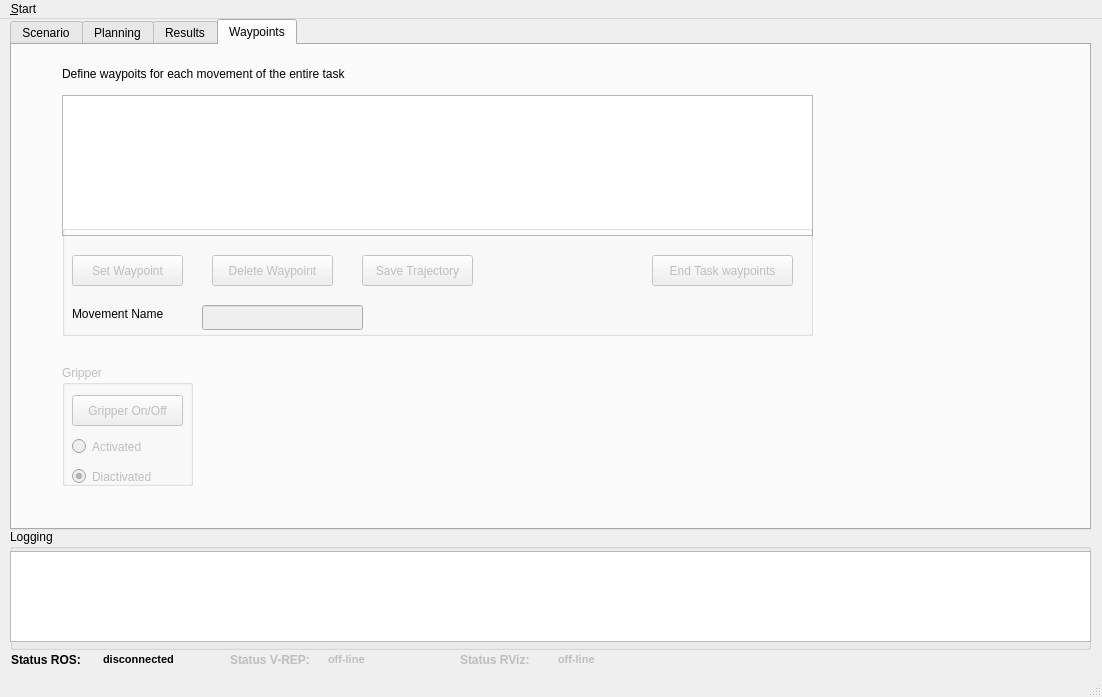
This is ui/main_window.ui in JoaoQPereira/motion_manager as Qt 5 draws it before an edit. The edited form follows.
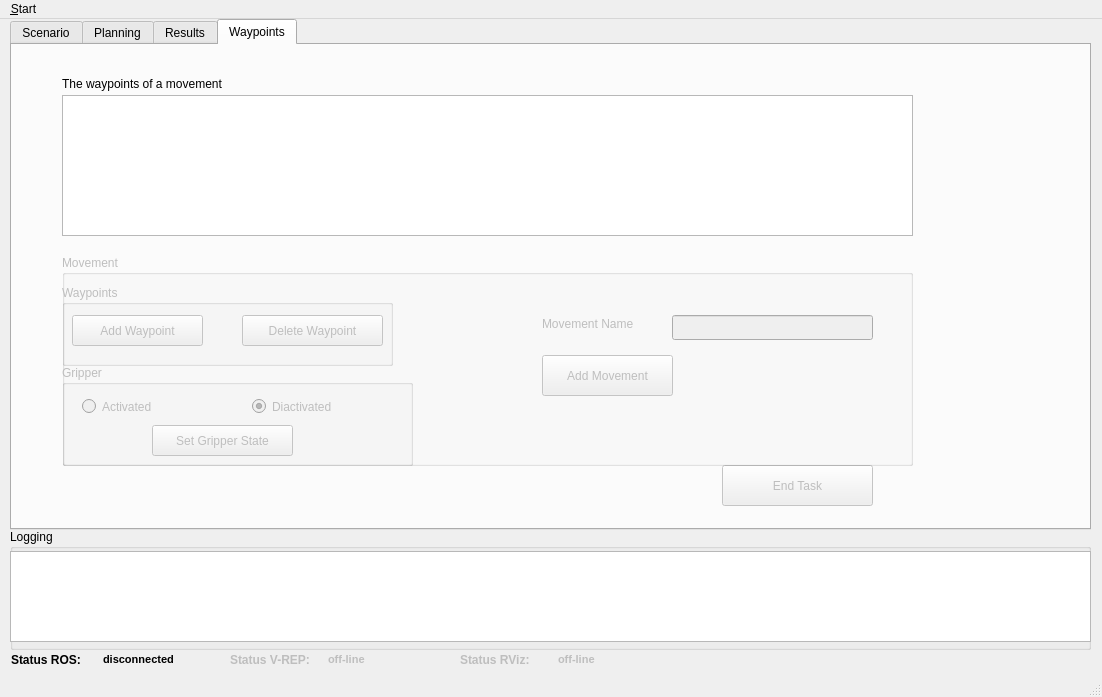
This is the edited form. The open tabs and pages were chosen to show the change. Icons and pictures are not drawn. Custom widgets are drawn as their Qt base class.

Commit message: change waypoints definition environment

Patch:
```diff
--- a/ui/main_window.ui
+++ b/ui/main_window.ui
@@ -1642,21 +1642,119 @@
        <rect>
         <x>50</x>
         <y>50</y>
-        <width>751</width>
+        <width>851</width>
         <height>141</height>
        </rect>
       </property>
      </widget>
+     <widget class="QLabel" name="label_6">
+      <property name="geometry">
+       <rect>
+        <x>50</x>
+        <y>30</y>
+        <width>391</width>
+        <height>17</height>
+       </rect>
+      </property>
+      <property name="text">
+       <string>The waypoints of a movement</string>
+      </property>
+     </widget>
+     <widget class="QPushButton" name="pushButton_saveWaypoints">
+      <property name="enabled">
+       <bool>false</bool>
+      </property>
+      <property name="geometry">
+       <rect>
+        <x>710</x>
+        <y>420</y>
+        <width>151</width>
+        <height>41</height>
+       </rect>
+      </property>
+      <property name="text">
+       <string>End Task</string>
+      </property>
+     </widget>
+     <widget class="QGroupBox" name="MovementWP_box">
+      <property name="enabled">
+       <bool>false</bool>
+      </property>
+      <property name="geometry">
+       <rect>
+        <x>50</x>
+        <y>210</y>
+        <width>851</width>
+        <height>211</height>
+       </rect>
+      </property>
+      <property name="title">
+       <string>Movement</string>
+      </property>
+      <widget class="QGroupBox" name="groupBox_3">
+       <property name="enabled">
+        <bool>false</bool>
+       </property>
+       <property name="geometry">
+        <rect>
+         <x>0</x>
+         <y>30</y>
+         <width>331</width>
+         <height>81</height>
+        </rect>
+       </property>
+       <property name="title">
+        <string>Waypoints</string>
+       </property>
+       <widget class="QPushButton" name="pushButton_deleteWaypoint">
+        <property name="enabled">
+         <bool>false</bool>
+        </property>
+        <property name="geometry">
+         <rect>
+          <x>180</x>
+          <y>30</y>
+          <width>141</width>
+          <height>31</height>
+         </rect>
+        </property>
+        <property name="text">
+         <string>Delete Waypoint</string>
+        </property>
+       </widget>
+       <widget class="QPushButton" name="pushButton_setWaypoint">
+        <property name="enabled">
+         <bool>false</bool>
+        </property>
+        <property name="geometry">
+         <rect>
+          <x>10</x>
+          <y>30</y>
+          <width>131</width>
+          <height>31</height>
+         </rect>
+        </property>
+        <property name="text">
+         <string>Add Waypoint</string>
+        </property>
+        <property name="checkable">
+         <bool>false</bool>
+        </property>
+        <property name="default">
+         <bool>false</bool>
+        </property>
+       </widget>
+      </widget>
      <widget class="QGroupBox" name="groupBox_2">
       <property name="enabled">
        <bool>false</bool>
       </property>
       <property name="geometry">
        <rect>
-        <x>50</x>
-        <y>320</y>
-        <width>131</width>
-        <height>121</height>
+         <x>0</x>
+         <y>110</y>
+         <width>351</width>
+         <height>101</height>
        </rect>
       </property>
       <property name="title">
@@ -1665,8 +1763,8 @@
       <widget class="QRadioButton" name="radioButton_Gripper_Activated">
        <property name="geometry">
         <rect>
-         <x>10</x>
-         <y>70</y>
+          <x>20</x>
+          <y>30</y>
          <width>112</width>
          <height>23</height>
         </rect>
@@ -1678,9 +1776,9 @@
       <widget class="QRadioButton" name="radioButton_Gripper_Diactivated">
        <property name="geometry">
         <rect>
-         <x>10</x>
-         <y>100</y>
-         <width>112</width>
+          <x>190</x>
+          <y>30</y>
+          <width>121</width>
          <height>23</height>
         </rect>
        </property>
@@ -1694,138 +1792,62 @@
       <widget class="QPushButton" name="pushButton_Gripper_OnOff">
        <property name="geometry">
         <rect>
-         <x>10</x>
-         <y>30</y>
-         <width>111</width>
+          <x>90</x>
+          <y>60</y>
+          <width>141</width>
          <height>31</height>
         </rect>
        </property>
        <property name="text">
-        <string>Gripper On/Off</string>
+         <string>Set Gripper State</string>
        </property>
       </widget>
      </widget>
-     <widget class="QGroupBox" name="groupBox_3">
+      <widget class="QLabel" name="MovementName_label">
+       <property name="enabled">
+        <bool>false</bool>
+       </property>
       <property name="geometry">
        <rect>
-        <x>50</x>
-        <y>180</y>
-        <width>751</width>
-        <height>111</height>
-       </rect>
-      </property>
-      <property name="title">
-       <string/>
-      </property>
+         <x>480</x>
+         <y>60</y>
+         <width>121</width>
+         <height>17</height>
+        </rect>
+       </property>
+       <property name="text">
+        <string>Movement Name</string>
+       </property>
+      </widget>
       <widget class="QLineEdit" name="qline_edit_MovementName">
        <property name="enabled">
         <bool>false</bool>
        </property>
        <property name="geometry">
         <rect>
-         <x>140</x>
-         <y>80</y>
-         <width>161</width>
+         <x>610</x>
+         <y>60</y>
+         <width>201</width>
          <height>25</height>
         </rect>
        </property>
       </widget>
-      <widget class="QPushButton" name="pushButton_deleteWaypoint">
-       <property name="enabled">
-        <bool>false</bool>
-       </property>
-       <property name="geometry">
-        <rect>
-         <x>150</x>
-         <y>30</y>
-         <width>121</width>
-         <height>31</height>
-        </rect>
-       </property>
-       <property name="text">
-        <string>Delete Waypoint</string>
-       </property>
-      </widget>
-      <widget class="QPushButton" name="pushButton_setWaypoint">
-       <property name="enabled">
-        <bool>false</bool>
-       </property>
-       <property name="geometry">
-        <rect>
-         <x>10</x>
-         <y>30</y>
-         <width>111</width>
-         <height>31</height>
-        </rect>
-       </property>
-       <property name="text">
-        <string>Set Waypoint</string>
-       </property>
-       <property name="checkable">
-        <bool>false</bool>
-       </property>
-       <property name="default">
-        <bool>false</bool>
-       </property>
-      </widget>
       <widget class="QPushButton" name="pushButton_SaveTrajectory">
        <property name="enabled">
         <bool>false</bool>
        </property>
        <property name="geometry">
         <rect>
-         <x>300</x>
-         <y>30</y>
-         <width>111</width>
-         <height>31</height>
+         <x>480</x>
+         <y>100</y>
+         <width>131</width>
+         <height>41</height>
         </rect>
        </property>
        <property name="text">
-        <string>Save Trajectory</string>
+        <string>Add Movement</string>
        </property>
       </widget>
-      <widget class="QPushButton" name="pushButton_saveWaypoints">
-       <property name="enabled">
-        <bool>false</bool>
-       </property>
-       <property name="geometry">
-        <rect>
-         <x>590</x>
-         <y>30</y>
-         <width>141</width>
-         <height>31</height>
-        </rect>
-       </property>
-       <property name="text">
-        <string>End Task waypoints</string>
-       </property>
-      </widget>
-      <widget class="QLabel" name="label_4">
-       <property name="geometry">
-        <rect>
-         <x>10</x>
-         <y>80</y>
-         <width>121</width>
-         <height>17</height>
-        </rect>
-       </property>
-       <property name="text">
-        <string>Movement Name</string>
-       </property>
-      </widget>
-     </widget>
-     <widget class="QLabel" name="label_6">
-      <property name="geometry">
-       <rect>
-        <x>50</x>
-        <y>20</y>
-        <width>391</width>
-        <height>17</height>
-       </rect>
-      </property>
-      <property name="text">
-       <string>Define waypoits for each movement of the entire task</string>
-      </property>
      </widget>
     </widget>
    </widget>
```
Left out of the diff: 2 changed lines with no effect on the pictures. Lines whose indentation alone changed are shown as unchanged. The commit also changes 2 other files.
